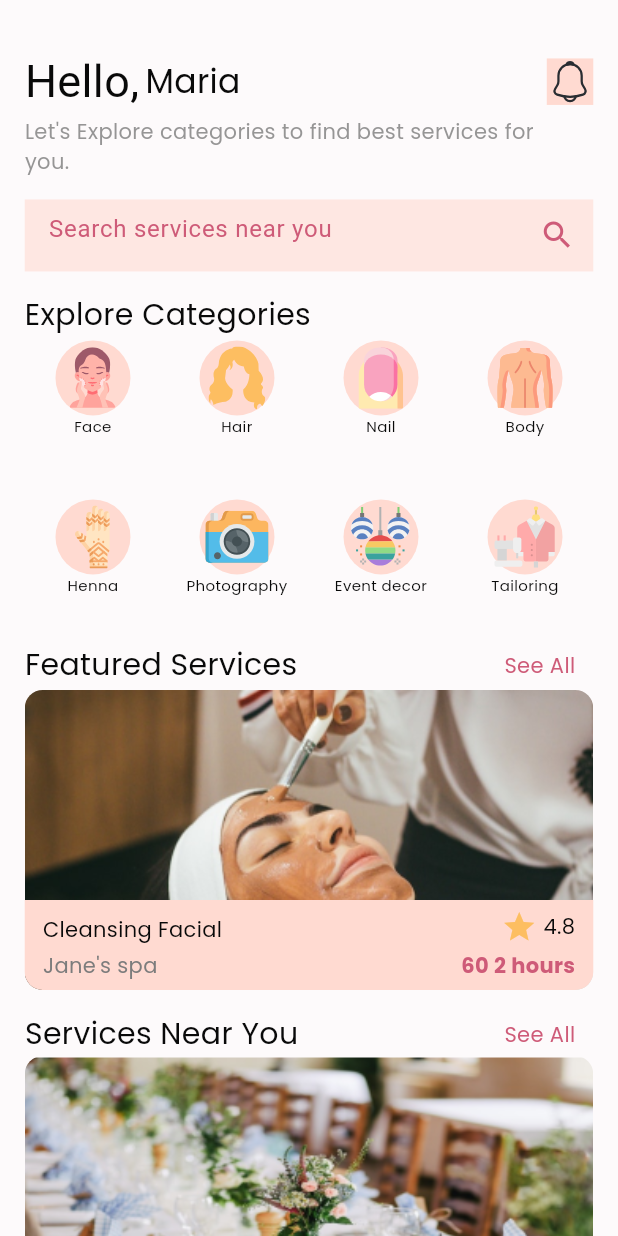
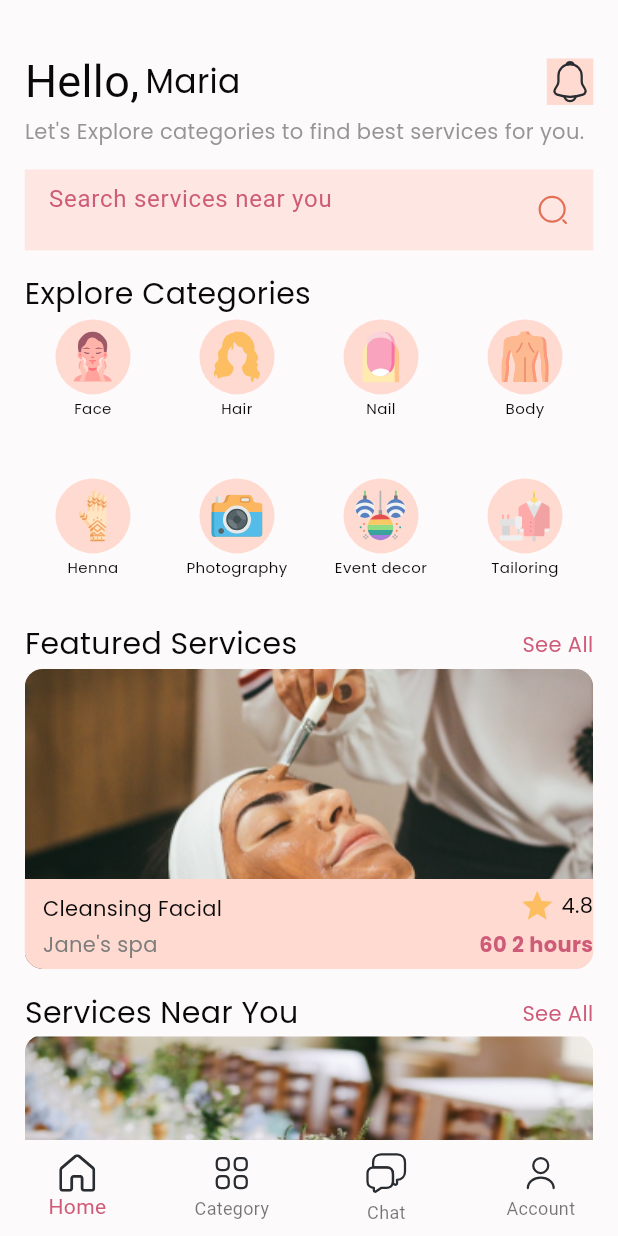
Before and after one commit to FaiziFlutter/Home-Glamour, a Flutter app: the screen it shows after launch, on a phone screen of 412 x 824 dp. Run offline on Flutter 3.47's test engine with Material 3 defaults, Android fonts, the phone set to English and light mode, and no system bars; our stand-ins replace flutter_svg, get, google_fonts, vector_graphics.

Commit message:
Home Screen Done

```diff
--- a/lib/app/screens/home_screen/home_screen.dart
+++ b/lib/app/screens/home_screen/home_screen.dart
@@ -71,9 +71,9 @@ class _HomeScreenState extends State<HomeScreen> {
               ),
               TextFormField(
                 decoration: InputDecoration(
-                  suffixIcon: Icon(
-                    Icons.search,
-                    color: colorSchemeLight.primary,
+                  suffixIcon: Padding(
+                    padding: EdgeInsets.all(appheight(context) * 0.02),
+                    child: Assets.icons.icSearchToggleOutlined.svg(),
                   ),
                   hintText: 'Search services near you',
                   hintStyle: TextStyle(
@@ -108,14 +108,13 @@ class _HomeScreenState extends State<HomeScreen> {
                             radius: 25,
                             backgroundColor:
                                 colorSchemeLight.secondaryContainer,
-                            child: SvgPicture.asset(
-                                availableCategories[index].icon),
+                            child: Padding(
+                              padding: const EdgeInsets.all(8.0),
+                              child: SvgPicture.asset(
+                                  availableCategories[index].icon),
+                            ),
                           ),
                           CustomText(
-                            top: 0,
-                            bottom: 0,
-                            left: 0,
-                            right: 0,
                             text: availableCategories[index].name,
                             fontSize: AppTextSize.bodyxSmallFont,
                           ),
@@ -125,8 +124,6 @@ class _HomeScreenState extends State<HomeScreen> {
                   },
                 ),
               ),
-
-              /////////////////////////////////////////
 
               Row(
                 children: [
--- a/lib/gen/assets.gen.dart
+++ b/lib/gen/assets.gen.dart
@@ -182,6 +182,10 @@ class $AssetsIconsGen {
   /// File path: assets/icons/ic_visa.svg
   SvgGenImage get icVisa => const SvgGenImage('assets/icons/ic_visa.svg');
 
+  /// File path: assets/icons/ic_category.svg
+  SvgGenImage get icCategory =>
+      const SvgGenImage('assets/icons/ic_category.svg');
+
   /// List of all assets
   List<SvgGenImage> get values => [
         icApple,
@@ -229,7 +233,8 @@ class $AssetsIconsGen {
         icTailoring,
         icTermsOutlined,
         icUserOutlined,
-        icVisa
+        icVisa,
+        icCategory,
       ];
 }
 
--- a/lib/main.dart
+++ b/lib/main.dart
@@ -4,6 +4,7 @@ import 'package:home_glamour/const/color_scheme.dart';
 import 'package:home_glamour/utils/languages.dart';
 import 'package:home_glamour/utils/routes.dart';
 import 'package:home_glamour/utils/widget_themes/appbar_theme.dart';
+import 'package:home_glamour/utils/widget_themes/bottom_nav_theme.dart';
 
 void main() {
   runApp(
@@ -22,10 +23,10 @@ class MyApp extends StatelessWidget {
       locale: const Locale('en', 'US'),
       fallbackLocale: const Locale('en', 'US'),
       translations: Languages(),
-      initialRoute: AppRoutes.homeScreen,
+      initialRoute: AppRoutes.bottomBar,
       getPages: AppRoutes.routes,
-      builder: (context, child) => SafeArea(child: child!),
       theme: ThemeData(
+        bottomNavigationBarTheme: buildBottomNavigationBarTheme(),
         colorScheme: colorSchemeLight,
         appBarTheme: lightAppBarTheme,
         useMaterial3: true,
--- a/lib/utils/routes.dart
+++ b/lib/utils/routes.dart
@@ -7,6 +7,8 @@ import 'package:home_glamour/app/screens/onboarding/agreement.dart';
 import 'package:home_glamour/app/screens/onboarding/introduction_screen.dart';
 import 'package:home_glamour/app/screens/onboarding/welcome_screen.dart';
 
+import '../widgets/bottom_navigation_bar.dart';
+
 class AppRoutes {
   static const String introductionScreen = '/introductionScreen';
   static const String welcomeScreen = '/welcomeScreen';
@@ -15,6 +17,7 @@ class AppRoutes {
   static const String forgetPassword = '/forgetPassword';
   static const String agreement = '/agreement';
   static const String homeScreen = '/homescreen';
+  static const String bottomBar = '/bottomBar';
 
   static final routes = [
     GetPage(
@@ -25,6 +28,9 @@ class AppRoutes {
     GetPage(name: AppRoutes.forgetPassword, page: () => const ForgotPassword()),
     GetPage(name: AppRoutes.register, page: () => const Register()),
     GetPage(name: AppRoutes.agreement, page: () => const Agreement()),
+    GetPage(
+        name: AppRoutes.bottomBar,
+        page: () => const BottomNavigationBarScreens()),
     GetPage(name: AppRoutes.homeScreen, page: () => const HomeScreen()),
   ];
 }
--- /dev/null
+++ b/lib/utils/widget_themes/bottom_nav_theme.dart
@@ -0,0 +1,26 @@
+import 'package:flutter/material.dart';
+
+import '../../const/color_scheme.dart'; // Import your color scheme
+
+// A method that returns your BottomNavigationBarThemeData
+BottomNavigationBarThemeData buildBottomNavigationBarTheme() {
+  return BottomNavigationBarThemeData(
+    selectedIconTheme: IconThemeData(
+      color: colorSchemeLight.primary,
+      size: 24,
+    ),
+    unselectedIconTheme: const IconThemeData(
+      color: Colors.grey,
+      size: 24,
+    ),
+    selectedLabelStyle: TextStyle(
+      color: colorSchemeLight.primary,
+    ),
+    unselectedLabelStyle: const TextStyle(
+      color: Colors.grey,
+    ),
+    showUnselectedLabels: true,
+    showSelectedLabels: true,
+    type: BottomNavigationBarType.fixed,
+  );
+}
--- /dev/null
+++ b/lib/widgets/bottom_navigation_bar.dart
@@ -0,0 +1,50 @@
+import 'package:flutter/cupertino.dart';
+import 'package:flutter/material.dart';
+import 'package:home_glamour/app/screens/home_screen/home_screen.dart';
+import 'package:home_glamour/const/color_scheme.dart';
+import 'package:home_glamour/gen/assets.gen.dart';
+
+class BottomNavigationBarScreens extends StatefulWidget {
+  const BottomNavigationBarScreens({super.key});
+
+  @override
+  State<BottomNavigationBarScreens> createState() =>
+      _BottomNavigationBarScreensState();
+}
+
+class _BottomNavigationBarScreensState
+    extends State<BottomNavigationBarScreens> {
+  int activePageIndex = 0;
+
+  void _selectPage(int index) {
+    setState(() {
+      activePageIndex = index;
+    });
+  }
+
+  @override
+  Widget build(BuildContext context) {
+    Widget activeScreen = const HomeScreen();
+
+    return Scaffold(
+      bottomNavigationBar: BottomNavigationBar(
+          selectedIconTheme: IconThemeData(color: colorSchemeLight.primary),
+          elevation: 0,
+          onTap: (value) => _selectPage(value),
+          currentIndex: activePageIndex,
+          items: [
+            BottomNavigationBarItem(
+                icon: Assets.icons.icHomeOutlined.svg(), label: 'Home'),
+            BottomNavigationBarItem(
+                icon: Assets.icons.icCategory.svg(), label: 'Category'),
+            BottomNavigationBarItem(
+                icon: Assets.icons.icMsgOutlined.svg(), label: 'Chat'),
+            BottomNavigationBarItem(
+              icon: Assets.icons.icUserOutlined.svg(),
+              label: 'Account',
+            ),
+          ]),
+      body: activeScreen,
+    );
+  }
+}
--- a/lib/widgets/custom_text.dart
+++ b/lib/widgets/custom_text.dart
@@ -14,10 +14,10 @@ class CustomText extends StatelessWidget {
     this.fontStyle,
     this.letterSpacing,
     this.wordSpacing,
-    this.top = 2,
-    this.bottom = 2,
-    this.left = 0,
-    this.right = 12,
+    this.top,
+    this.bottom,
+    this.left,
+    this.right,
     this.textAlign,
   });
   final String text;
@@ -39,10 +39,10 @@ class CustomText extends StatelessWidget {
   Widget build(BuildContext context) {
     return Padding(
       padding: EdgeInsets.only(
-          left: left ?? 12,
+          left: left ?? 0,
           top: top ?? 2,
           bottom: bottom ?? 2,
-          right: right ?? 12),
+          right: right ?? 0),
       child: Text(
         text,
         softWrap: true,
```
Also changed, not shown: assets/icons/ic_category.svg (added).
